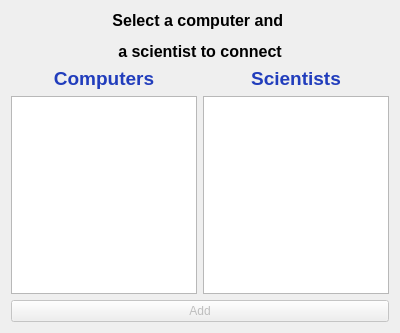
The window that vika3/week3/addconnectionsdialog.ui (axelboga/hopur32) describes before a commit, drawn with Qt 5.
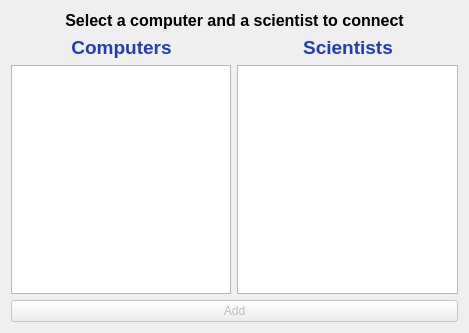
The same window after the commit.

```diff
--- a/vika3/week3/addconnectionsdialog.ui
+++ b/vika3/week3/addconnectionsdialog.ui
@@ -6,7 +6,7 @@
    <rect>
     <x>0</x>
     <y>0</y>
-    <width>400</width>
+    <width>469</width>
     <height>333</height>
    </rect>
   </property>
@@ -17,7 +17,10 @@
    <item>
     <widget class="QLabel" name="label">
      <property name="text">
-      <string>&lt;html&gt;&lt;head/&gt;&lt;body&gt;&lt;p align=&quot;center&quot;&gt;&lt;span style=&quot; font-size:12pt; font-weight:600;&quot;&gt;Select a computer and &lt;/span&gt;&lt;/p&gt;&lt;p align=&quot;center&quot;&gt;&lt;span style=&quot; font-size:12pt; font-weight:600;&quot;&gt;a scientist to connect&lt;/span&gt;&lt;/p&gt;&lt;/body&gt;&lt;/html&gt;</string>
+      <string>&lt;html&gt;&lt;head/&gt;&lt;body&gt;&lt;p align=&quot;center&quot;&gt;&lt;span style=&quot; font-size:12pt; font-weight:600;&quot;&gt;Select a computer and a scientist to connect&lt;/span&gt;&lt;/p&gt;&lt;/body&gt;&lt;/html&gt;</string>
+     </property>
+     <property name="wordWrap">
+      <bool>true</bool>
      </property>
     </widget>
    </item>
```
